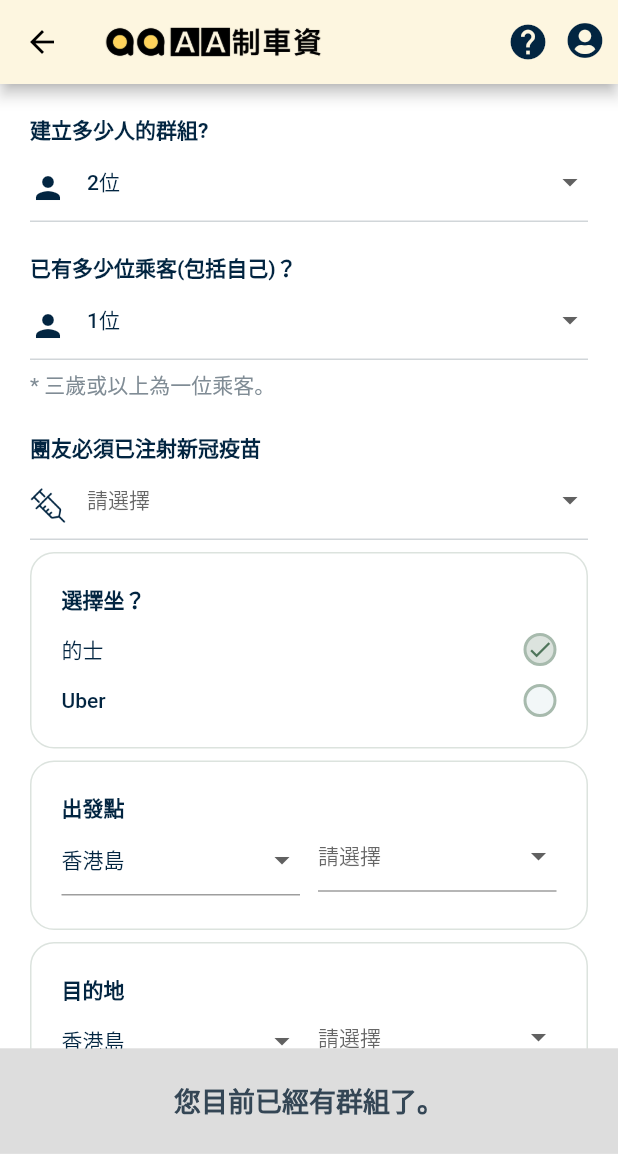
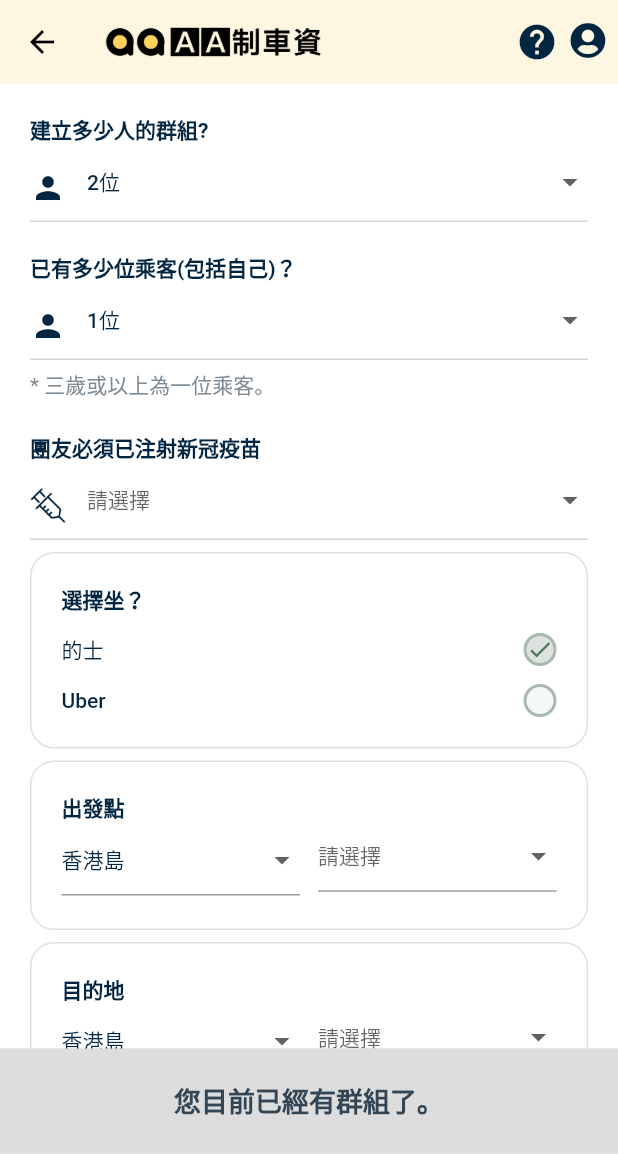
Before and after one commit to ovidiumunteanu/hk_flutter_sharecab, a Flutter app: the CreateTrip screen opened directly with empty values, on a phone screen of 412 x 824 dp. Shown: the top 1154 px of the screen. Run offline on Flutter 3.47's test engine with Material 2 defaults, Android fonts, the phone set to English and light mode, and no system bars; our stand-ins replace cloud_firestore, curved_navigation_bar, dotted_line, firebase_auth, firebase_messaging, flutter_spinkit and 7 more; missing offline and left inert: dart:ffi, geocoder, keyboard_visibility; accounts and stored records are empty; project files that could hold a hidden picture were left out.

Commit message:
fix feedback

```diff
--- a/lib/components/TripItem.dart
+++ b/lib/components/TripItem.dart
@@ -126,7 +126,8 @@ class TripItem extends StatelessWidget {
             height: 8,
           ),
           Row(
-            crossAxisAlignment: CrossAxisAlignment.end,
+            mainAxisAlignment: MainAxisAlignment.start,
+            crossAxisAlignment: CrossAxisAlignment.center,
             children: [
               Image.asset(
                 'assets/images/covid.png',
--- a/lib/components/appbar.dart
+++ b/lib/components/appbar.dart
@@ -17,6 +17,7 @@ AppBar CustomAppBar(
   return AppBar(
     backgroundColor: yellow_color2,
     titleSpacing: 6,
+    elevation: 0,
     title: Row(
       children: [
         Image.asset(
@@ -55,7 +56,7 @@ AppBar CustomAppBar(
       Container(
         width: 28,
         height: 28,
-        margin: EdgeInsets.only(left: 10, right: 8),
+        margin: EdgeInsets.only(left: 6, right: 6),
         child: IconButton(
             padding: EdgeInsets.only(bottom: 2),
             icon: Icon(
--- a/lib/screens/admin/admindashboard.dart
+++ b/lib/screens/admin/admindashboard.dart
@@ -68,6 +68,7 @@ class _AdminDashboardState extends State<AdminDashboard> {
               ),
             ),
           ),
+          elevation: 0,
           titleSpacing: 8,
           title: Row(children: [
             // Image.asset(
--- a/lib/screens/admin/allgroups.dart
+++ b/lib/screens/admin/allgroups.dart
@@ -69,6 +69,7 @@ class _GroupListState extends State<GroupList> {
             ),
           ),
           titleSpacing: 8,
+          elevation: 0,
           title: Row(children: [
             // Image.asset(
             //   'assets/images/logo_full_qq.png',
--- a/lib/screens/admin/textsetting.dart
+++ b/lib/screens/admin/textsetting.dart
@@ -66,6 +66,7 @@ class _TextSettingState extends State<TextSetting> {
               ),
             ),
           ),
+          elevation: 0,
           titleSpacing: 8,
           title: Row(children: [
             // Image.asset(
--- a/lib/screens/admin/userlist.dart
+++ b/lib/screens/admin/userlist.dart
@@ -78,6 +78,7 @@ class _UserListState extends State<UserList> {
               ),
             ),
           ),
+          elevation: 0,
           titleSpacing: 8,
           title: Row(children: [
             // Image.asset(
--- a/lib/screens/authenticate/sign_in.dart
+++ b/lib/screens/authenticate/sign_in.dart
@@ -133,7 +133,7 @@ class _SignInState extends State<SignIn> {
             backgroundColor: yellow_color2,
             duration: Duration(seconds: 2),
             content: Text(
-              '此電話號碼已被屏蔽。',
+              '此帳戶暫時被封鎖，請聯絡我們。',
               style: TextStyle(color: text_color1),
             ),
           ));
--- a/lib/screens/chatscreen/chat_screen.dart
+++ b/lib/screens/chatscreen/chat_screen.dart
@@ -59,6 +59,7 @@ class _ChatScreenState extends State<ChatScreen> {
             size: 36,
           ),
         ),
+        elevation: 0,
         title: Text(
           '聊天室',
           style: TextStyle(color: text_color1, fontSize: 18),
--- a/lib/screens/createtrip.dart
+++ b/lib/screens/createtrip.dart
@@ -59,7 +59,7 @@ class _CreateTripState extends State<CreateTrip>
   int _maxMembers = 2;
   int _curMembers = 1;
   String _sex = '男女也可';
-  String _tunnel = '可以經隧道';
+  String _tunnel = '經隧道';
   int _waiting_time = 0;
   bool _wait_all_member = false;
 
@@ -477,33 +477,6 @@ class _CreateTripState extends State<CreateTrip>
         crossAxisAlignment: CrossAxisAlignment.start,
         children: [
           Text(
-            '哪裡是目的地？',
-            style: TextStyle(
-                fontSize: 14, color: text_color1, fontWeight: FontWeight.bold),
-          ),
-          Container(
-            margin: EdgeInsets.only(bottom: 4),
-            child: TextFormField(
-              // controller: destination_loc_ctr,
-              // decoration: InputDecoration(
-              //     // hintText: 'Destination Location',
-              //     ),
-              validator: (val) => val.length == 0 ? '輸入目的地位置。' : null,
-              onChanged: (val) {
-                _destination_location = val;
-                // FocusScope.of(context).requestFocus(FocusNode());
-                // setState(() => _destination_location = val);
-              },
-            ),
-          ),
-          Text(
-            '例如：屋苑名稱 / 街道 / 大廈 / 商場 / 地鐵站',
-            style: hintTxt,
-          ),
-          SizedBox(
-            height: 20,
-          ),
-          Text(
             '哪裡集合？（請清晰說明） ',
             style: TextStyle(
                 fontSize: 14, color: text_color1, fontWeight: FontWeight.bold),
@@ -520,6 +493,33 @@ class _CreateTripState extends State<CreateTrip>
                 _departure_location = val;
                 // FocusScope.of(context).requestFocus(FocusNode());
                 // setState(() => _departure_location = val);
+              },
+            ),
+          ),
+          Text(
+            '例如：屋苑名稱 / 街道 / 大廈 / 商場 / 地鐵站',
+            style: hintTxt,
+          ),
+          SizedBox(
+            height: 20,
+          ),
+          Text(
+            '去哪裡？',
+            style: TextStyle(
+                fontSize: 14, color: text_color1, fontWeight: FontWeight.bold),
+          ),
+          Container(
+            margin: EdgeInsets.only(bottom: 4),
+            child: TextFormField(
+              // controller: destination_loc_ctr,
+              // decoration: InputDecoration(
+              //     // hintText: 'Destination Location',
+              //     ),
+              validator: (val) => val.length == 0 ? '輸入目的地位置。' : null,
+              onChanged: (val) {
+                _destination_location = val;
+                // FocusScope.of(context).requestFocus(FocusNode());
+                // setState(() => _destination_location = val);
               },
             ),
           ),
@@ -609,9 +609,9 @@ class _CreateTripState extends State<CreateTrip>
                           }),
                           RadioInput('經隧道？（如果有）', ['可以', '不可以'], '可以', (val) {
                             if (val == '可以') {
-                              _tunnel = '可以經隧道';
+                              _tunnel = '經隧道';
                             } else {
-                              _tunnel = '不會經隧道';
+                              _tunnel = '不經隧道';
                             }
                           }),
                           RadioInput('會準時出發？', ['是 (不會等待)', '不是 (有權等待上限10分鐘)'],
--- a/lib/screens/dashboard/dashboard.dart
+++ b/lib/screens/dashboard/dashboard.dart
@@ -109,7 +109,10 @@ class _DashboardState extends State<Dashboard>
                               fontWeight: FontWeight.w500,
                               color: text_color1),
                           decoration: InputDecoration(
-                              icon: Icon(Icons.search),
+                              icon: Padding(
+                                padding: EdgeInsets.only(top: 2),
+                                child: Icon(Icons.search),
+                              ),
                               hintText: '請輸入搜尋[前往]關鍵字',
                               hintStyle: TextStyle(
                                   fontSize: 15,
--- a/lib/screens/messages.dart
+++ b/lib/screens/messages.dart
@@ -57,6 +57,7 @@ class _MessagesState extends State<Messages> {
       child: Scaffold(
         appBar: AppBar(
           backgroundColor: yellow_color2,
+          elevation: 0,
           title: Row(
             children: [
               Image.asset(
--- a/lib/screens/profile/userprofile.dart
+++ b/lib/screens/profile/userprofile.dart
@@ -152,6 +152,7 @@ class _MyProfileState extends State<MyProfile>
                       size: 36,
                     ),
                   ),
+                  titleSpacing: 8,
                   title: Text(
                     '帳戶',
                     style: TextStyle(fontSize: 22, color: text_color1),
--- a/lib/screens/term_policy/term_policy.dart
+++ b/lib/screens/term_policy/term_policy.dart
@@ -55,6 +55,7 @@ class _TermsPolicyState extends State<TermsPolicy> {
             ),
           ),
           titleSpacing: 8,
+          elevation: 0,
           title: Row(children: [
             // Image.asset(
             //   'assets/images/logo_full_qq.png',
--- a/lib/services/database.dart
+++ b/lib/services/database.dart
@@ -289,6 +289,7 @@ class DatabaseService {
     } else {
       await chat_collection.document(currentGrp).delete();
       await groupdetails.document(currentGrp).updateData({
+        'end': true,
         'users': FieldValue.arrayRemove([userInGroup]),
       });
       await groupdetails
```
Also changed, not shown: lib/screens/dashboard/filterview.dart (+8 -8 lines), lib/screens/groupdetailscreen/groupdetails.dart (+15 -0 lines), lib/screens/rootscreen.dart (+28 -8 lines), lib/screens/tripslist.dart (+37 -15 lines).
